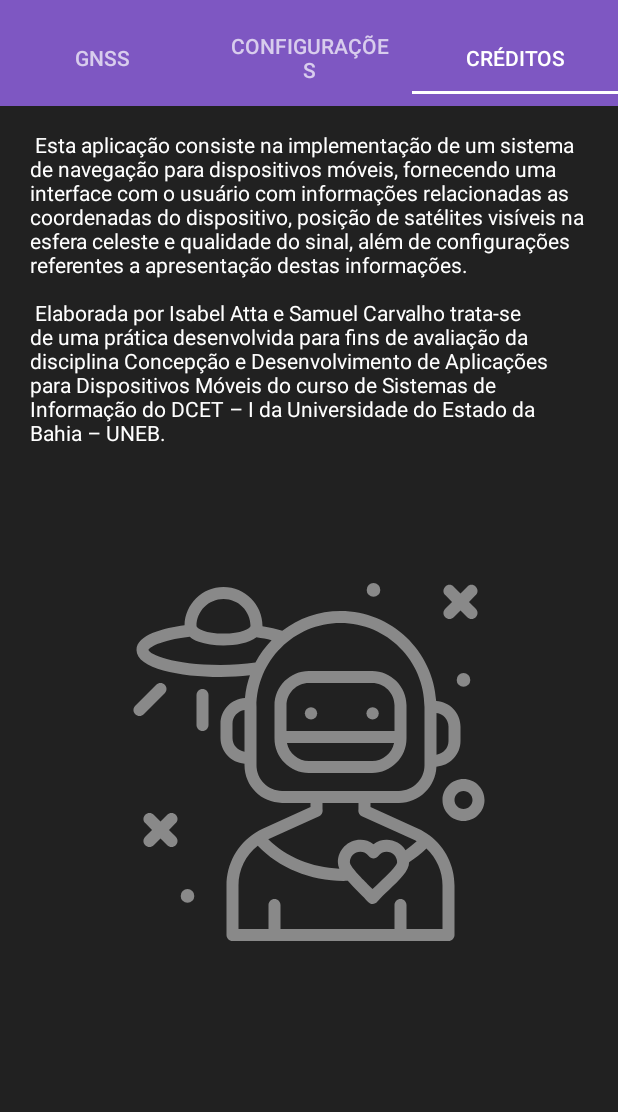
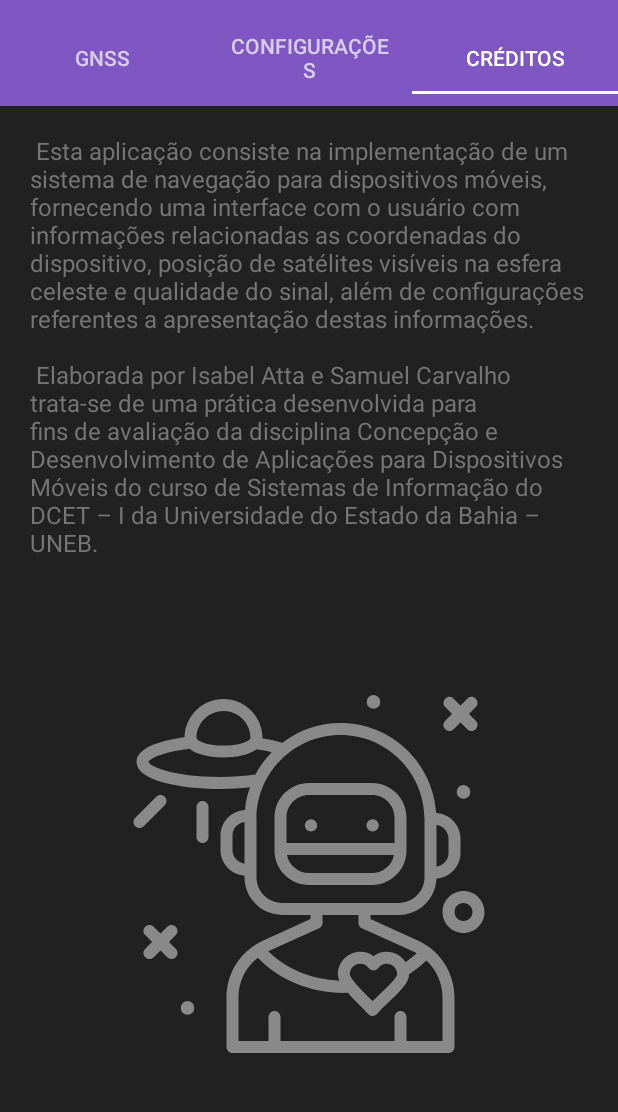
Before and after one commit to SamSCarvalho/geolocation-list, an Android app: the screen it shows after launch (MainActivity), tab 3 chosen, on a phone screen of 412 x 824 dp, the part 62-1174 px from its top. Run offline under Robolectric (Android 15) with nearby library versions, the phone set to English and light mode, and no system bars; 2 statements that could not run were skipped.

Commit message:
Ajuste nos creditos

```diff
--- a/app/src/main/res/layout/creditos.xml
+++ b/app/src/main/res/layout/creditos.xml
@@ -11,7 +11,8 @@
         android:text="@string/creditos"
         android:layout_width="wrap_content"
         android:layout_height="wrap_content"
-        android:textColor="@color/colorText"
+        android:textColor="@color/invalid"
+        android:textSize="16dp"
         android:layout_marginLeft="20dp"
         android:layout_marginRight="20dp"
         />
```
